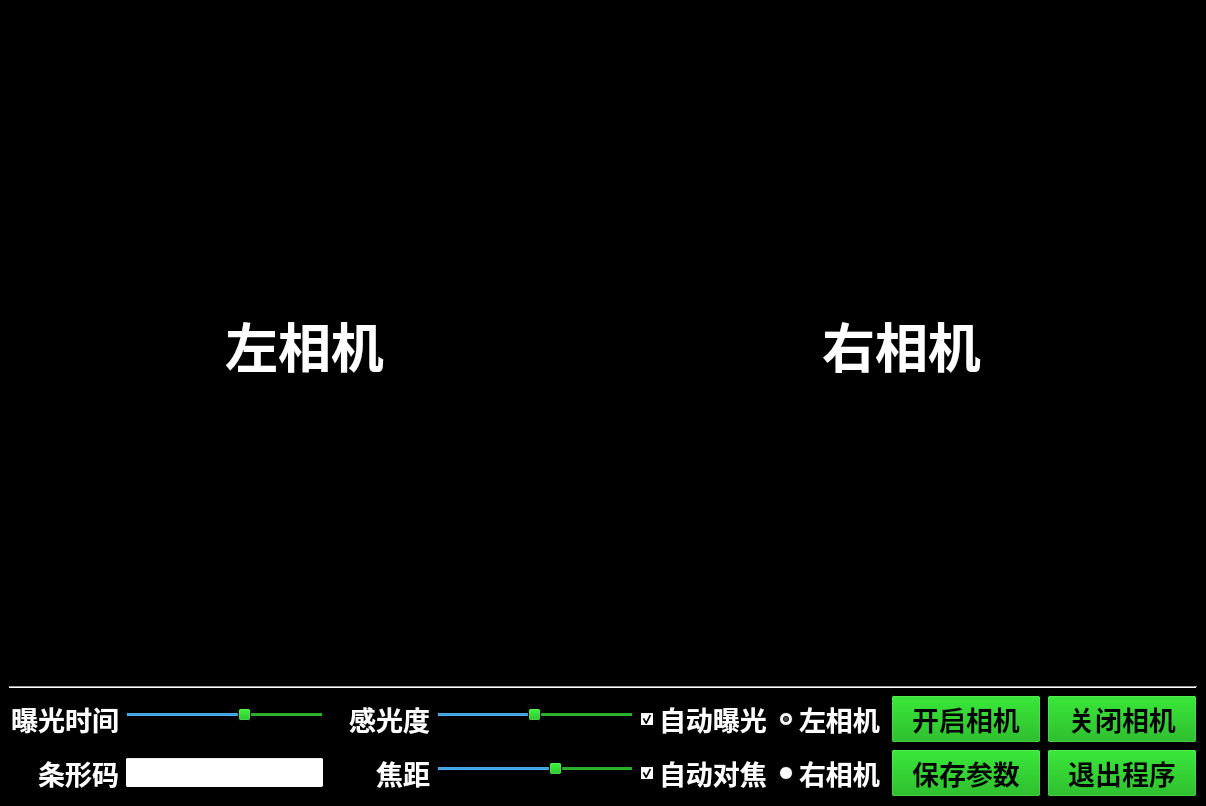
Before: the Qt Designer form ui/main.ui in Marco-ardu/DetectScraw, drawn with Qt 5.
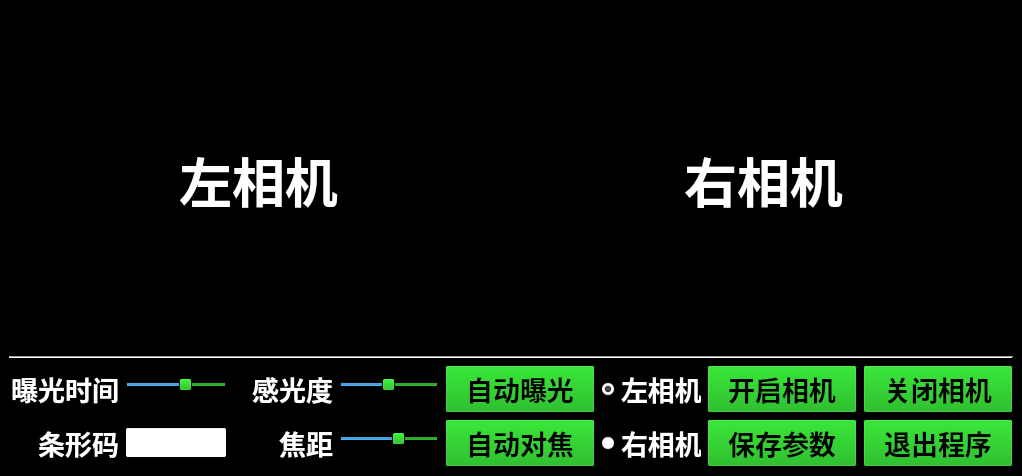
After: the same form once the commit is applied. Icons and pictures are not drawn.

Diff of the .ui file:
```diff
--- a/ui/main.ui
+++ b/ui/main.ui
@@ -6,8 +6,8 @@
    <rect>
     <x>0</x>
     <y>0</y>
-    <width>1206</width>
-    <height>806</height>
+    <width>1022</width>
+    <height>476</height>
    </rect>
   </property>
   <property name="palette">
@@ -352,10 +352,19 @@
        </widget>
       </item>
       <item row="0" column="4">
-       <widget class="QCheckBox" name="autoexp">
+       <widget class="QPushButton" name="autoexp">
+        <property name="enabled">
+         <bool>true</bool>
+        </property>
+        <property name="sizePolicy">
+         <sizepolicy hsizetype="Preferred" vsizetype="Preferred">
+          <horstretch>0</horstretch>
+          <verstretch>3</verstretch>
+         </sizepolicy>
+        </property>
         <property name="minimumSize">
          <size>
-          <width>130</width>
+          <width>150</width>
           <height>0</height>
          </size>
         </property>
@@ -367,14 +376,17 @@
         </property>
         <property name="font">
          <font>
+          <family>微軟正黑體</family>
           <pointsize>20</pointsize>
+          <weight>75</weight>
+          <bold>true</bold>
          </font>
         </property>
         <property name="text">
          <string>自动曝光</string>
         </property>
-        <property name="checked">
-         <bool>true</bool>
+        <property name="autoRepeatDelay">
+         <number>300</number>
         </property>
        </widget>
       </item>
@@ -591,10 +603,19 @@
        </widget>
       </item>
       <item row="1" column="4">
-       <widget class="QCheckBox" name="autofocus">
+       <widget class="QPushButton" name="autofocus">
+        <property name="enabled">
+         <bool>true</bool>
+        </property>
+        <property name="sizePolicy">
+         <sizepolicy hsizetype="Preferred" vsizetype="Preferred">
+          <horstretch>0</horstretch>
+          <verstretch>3</verstretch>
+         </sizepolicy>
+        </property>
         <property name="minimumSize">
          <size>
-          <width>130</width>
+          <width>150</width>
           <height>0</height>
          </size>
         </property>
@@ -606,14 +627,17 @@
         </property>
         <property name="font">
          <font>
+          <family>微軟正黑體</family>
           <pointsize>20</pointsize>
+          <weight>75</weight>
+          <bold>true</bold>
          </font>
         </property>
         <property name="text">
          <string>自动对焦</string>
         </property>
-        <property name="checked">
-         <bool>true</bool>
+        <property name="autoRepeatDelay">
+         <number>300</number>
         </property>
        </widget>
       </item>
```
